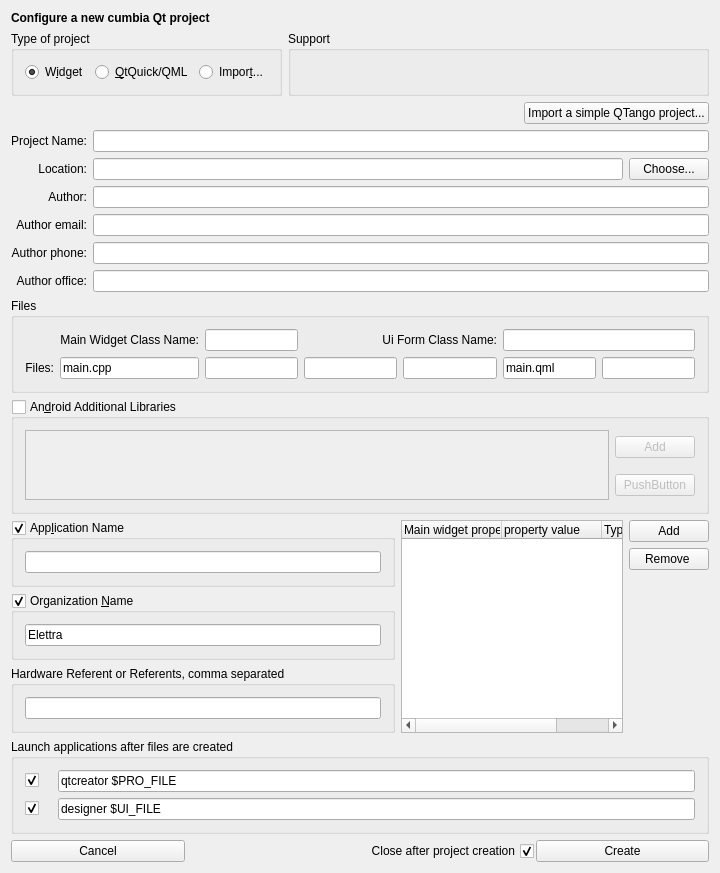
Above: qumbia-apps/qumbiaprojectwizard/qumbiaprojectwizard.ui from ELETTRA-SincrotroneTrieste/cumbia-libs before the change. Below: the same form after it.
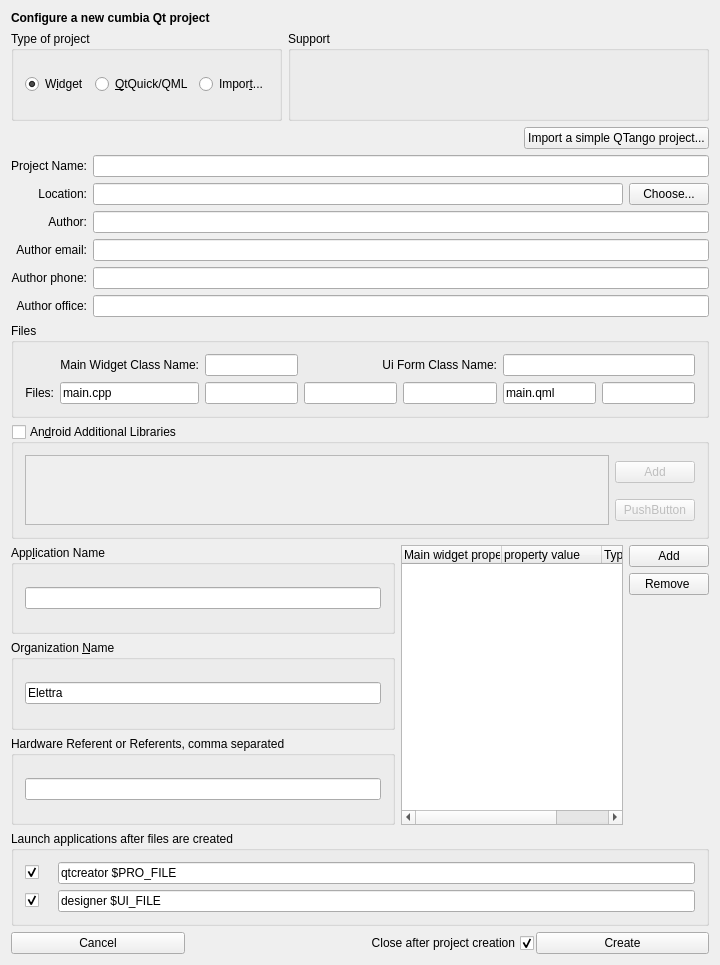
That is the form after the change.

Commit message: c2. qumbiaprojectwizard: c2.1 fixed $ and $ placeholder replacement  multi-engine is the default option and the templates create a skeleton including cumbia-random and cumbia-websocket modules,  multi-engine is the default option and the templates create a skeleton including cumbia-random and cumbia-websocket modules,      if available. cumbia-websocket is added only if a proper command line option is detected. QCommandLineParser is used to find      the required option to activate cumbia-websocket connection

```diff
--- a/qumbia-apps/qumbiaprojectwizard/qumbiaprojectwizard.ui
+++ b/qumbia-apps/qumbiaprojectwizard/qumbiaprojectwizard.ui
@@ -7,7 +7,7 @@
     <x>0</x>
     <y>0</y>
     <width>720</width>
-    <height>869</height>
+    <height>965</height>
    </rect>
   </property>
   <property name="windowTitle">
@@ -42,7 +42,7 @@
       <string>Organization &amp;Name</string>
      </property>
      <property name="checkable">
-      <bool>true</bool>
+      <bool>false</bool>
      </property>
      <property name="save" stdset="0">
       <bool>true</bool>
@@ -353,7 +353,7 @@
       <string>App&amp;lication Name</string>
      </property>
      <property name="checkable">
-      <bool>true</bool>
+      <bool>false</bool>
      </property>
      <property name="save" stdset="0">
       <bool>true</bool>
```
The commit also changes 4 other files.
